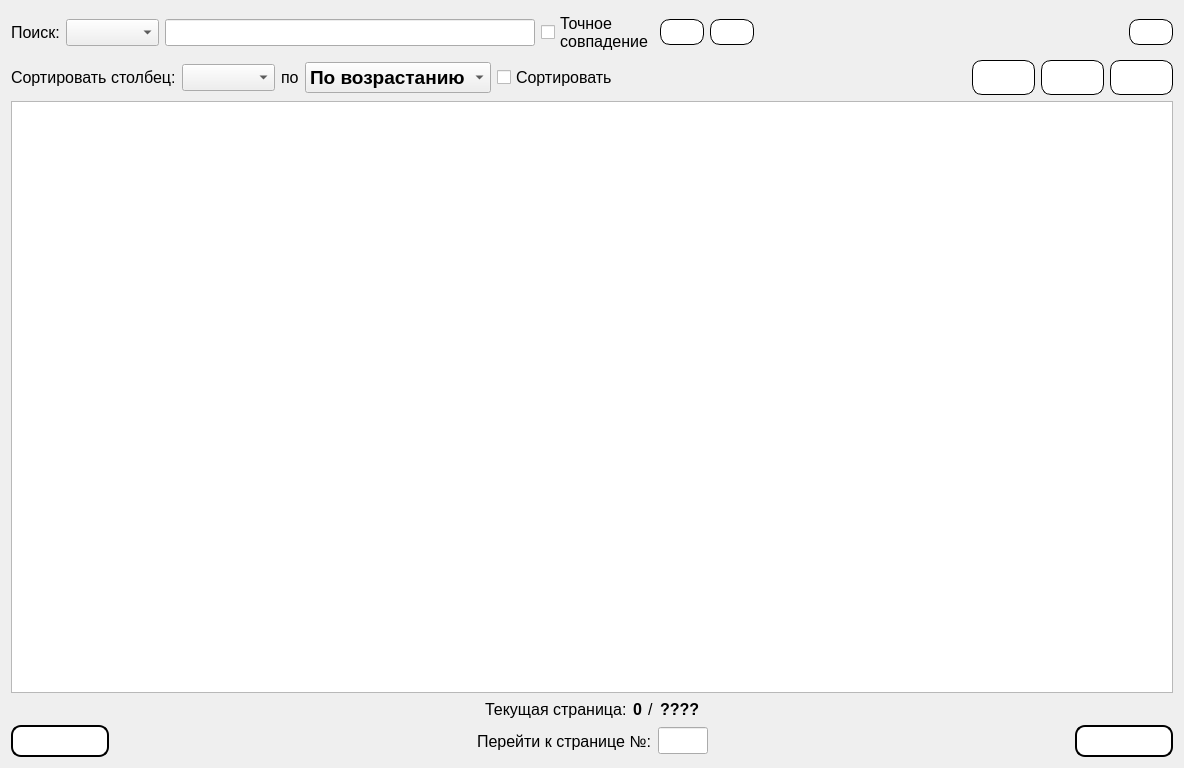
MyEdit/Casino_Client, file Gui/TabWidgets/Admin/activetables.ui: the form before one commit.
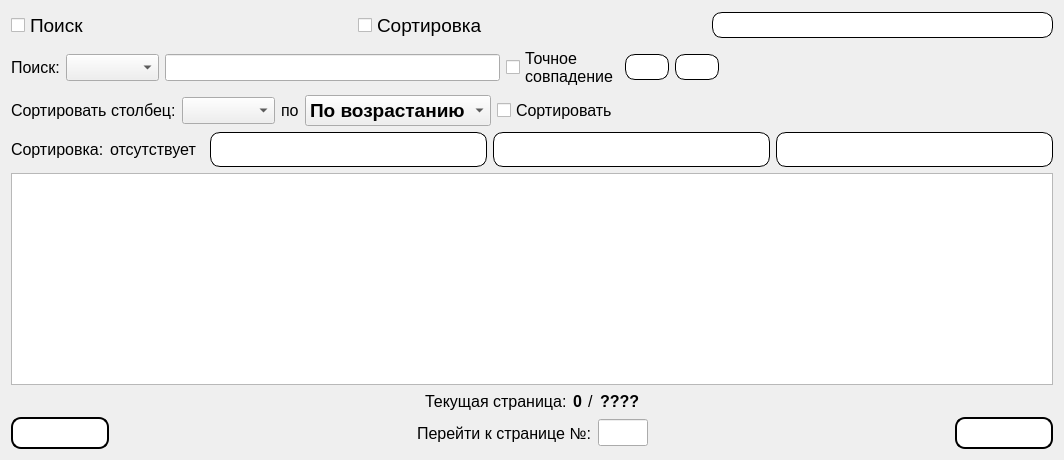
The form after the commit. Icons and pictures are not drawn.

Diff of the .ui file:
```diff
--- a/Gui/TabWidgets/Admin/activetables.ui
+++ b/Gui/TabWidgets/Admin/activetables.ui
@@ -6,14 +6,86 @@
    <rect>
     <x>0</x>
     <y>0</y>
-    <width>1184</width>
-    <height>768</height>
+    <width>1064</width>
+    <height>460</height>
    </rect>
   </property>
   <property name="windowTitle">
    <string>Form</string>
   </property>
   <layout class="QVBoxLayout" name="verticalLayout">
+   <item>
+    <layout class="QHBoxLayout" name="horizontalLayout_2">
+     <item>
+      <widget class="QCheckBox" name="checkBox_Search">
+       <property name="font">
+        <font>
+         <family>Segoe UI</family>
+         <pointsize>14</pointsize>
+        </font>
+       </property>
+       <property name="text">
+        <string>Поиск</string>
+       </property>
+      </widget>
+     </item>
+     <item>
+      <widget class="QCheckBox" name="checkBox_Sorting">
+       <property name="font">
+        <font>
+         <family>Segoe UI</family>
+         <pointsize>14</pointsize>
+        </font>
+       </property>
+       <property name="text">
+        <string>Сортировка</string>
+       </property>
+      </widget>
+     </item>
+     <item>
+      <spacer name="horizontalSpacer_2">
+       <property name="orientation">
+        <enum>Qt::Horizontal</enum>
+       </property>
+      </spacer>
+     </item>
+     <item>
+      <widget class="QPushButton" name="refreshData">
+       <property name="styleSheet">
+        <string notr="true">QPushButton {
+    background-color: white;
+    border: 1px solid black;
+    border-radius: 10px;
+    padding: 5px;
+    color: black;
+}
+
+QPushButton:hover {
+    background-color: rgb(100, 88, 255);
+	color: white;
+}
+
+QPushButton:pressed {
+	background-color: rgba(220, 60, 190, 255);
+}</string>
+       </property>
+       <property name="text">
+        <string/>
+       </property>
+       <property name="icon">
+        <iconset resource="../../../resources.qrc">
+         <normaloff>:/icons/resources/update.png</normaloff>:/icons/resources/update.png</iconset>
+       </property>
+       <property name="iconSize">
+        <size>
+         <width>32</width>
+         <height>32</height>
+        </size>
+       </property>
+      </widget>
+     </item>
+    </layout>
+   </item>
    <item>
     <layout class="QHBoxLayout" name="horizontalLayout_9">
      <item>
@@ -142,47 +214,12 @@
        </property>
        <property name="sizeHint" stdset="0">
         <size>
-         <width>40</width>
-         <height>20</height>
+         <width>0</width>
+         <height>0</height>
         </size>
        </property>
       </spacer>
      </item>
-     <item>
-      <widget class="QPushButton" name="refreshData">
-       <property name="styleSheet">
-        <string notr="true">QPushButton {
-    background-color: white;
-    border: 1px solid black;
-    border-radius: 10px;
-    padding: 5px;
-    color: black;
-}
-
-QPushButton:hover {
-    background-color: rgb(100, 88, 255);
-	color: white;
-}
-
-QPushButton:pressed {
-	background-color: rgba(220, 60, 190, 255);
-}</string>
-       </property>
-       <property name="text">
-        <string/>
-       </property>
-       <property name="icon">
-        <iconset resource="../../../resources.qrc">
-         <normaloff>:/icons/resources/update.png</normaloff>:/icons/resources/update.png</iconset>
-       </property>
-       <property name="iconSize">
-        <size>
-         <width>32</width>
-         <height>32</height>
-        </size>
-       </property>
-      </widget>
-     </item>
     </layout>
    </item>
    <item>
@@ -279,9 +316,58 @@
        </property>
        <property name="sizeHint" stdset="0">
         <size>
-         <width>40</width>
-         <height>20</height>
+         <width>0</width>
+         <height>0</height>
         </size>
+       </property>
+      </spacer>
+     </item>
+    </layout>
+   </item>
+   <item>
+    <layout class="QHBoxLayout" name="horizontalLayout">
+     <item>
+      <widget class="QLabel" name="label_7">
+       <property name="sizePolicy">
+        <sizepolicy hsizetype="Fixed" vsizetype="Preferred">
+         <horstretch>0</horstretch>
+         <verstretch>0</verstretch>
+        </sizepolicy>
+       </property>
+       <property name="font">
+        <font>
+         <family>Segoe UI</family>
+         <pointsize>12</pointsize>
+        </font>
+       </property>
+       <property name="text">
+        <string>Сортировка:</string>
+       </property>
+      </widget>
+     </item>
+     <item>
+      <widget class="QLabel" name="label_8">
+       <property name="sizePolicy">
+        <sizepolicy hsizetype="Fixed" vsizetype="Preferred">
+         <horstretch>0</horstretch>
+         <verstretch>0</verstretch>
+        </sizepolicy>
+       </property>
+       <property name="font">
+        <font>
+         <family>Segoe UI</family>
+         <pointsize>12</pointsize>
+        </font>
+       </property>
+       <property name="text">
+        <string>отсутствует</string>
+       </property>
+      </widget>
+     </item>
+     <item>
+      <spacer name="horizontalSpacer">
+       <property name="orientation">
+        <enum>Qt::Horizontal</enum>
        </property>
       </spacer>
      </item>
```
